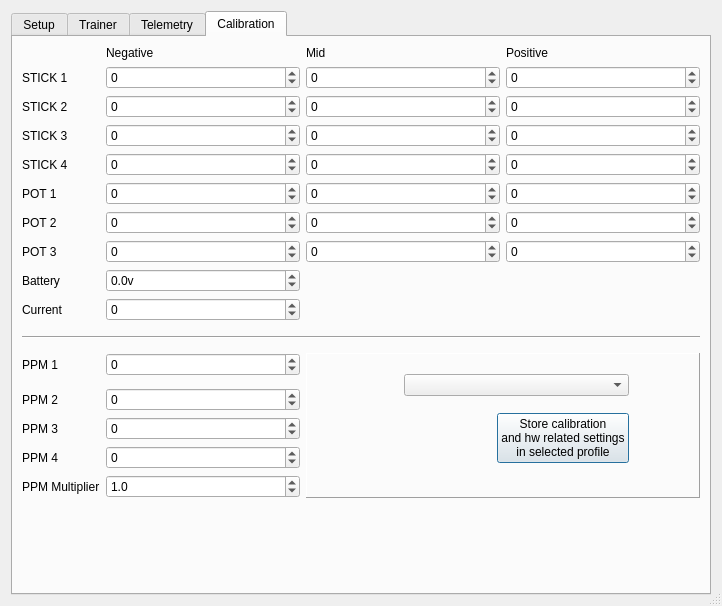
Qt form src/generaledit.ui (roberto1903/companion9x) before a commit.
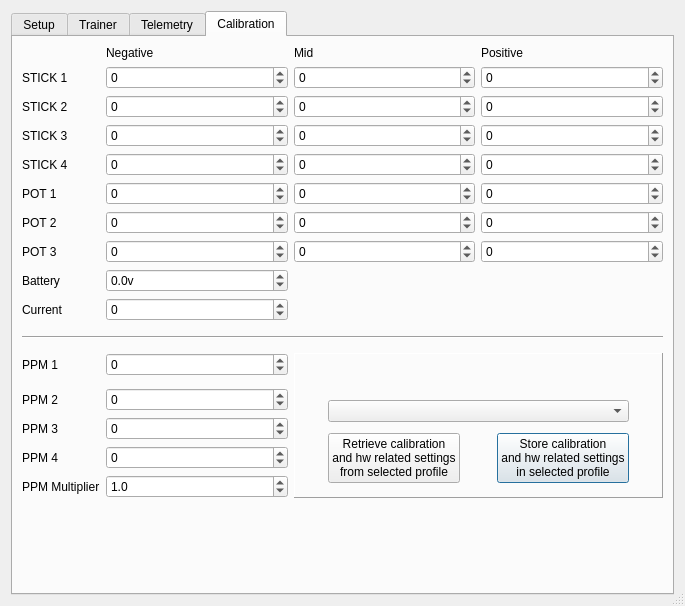
The same form after that commit. The open tabs and pages were chosen to show the change. Icons and pictures are not drawn.

Commit message: Retrieve calibration from profile's slots in general edit window

What changed in the file:
```diff
--- a/src/generaledit.ui
+++ b/src/generaledit.ui
@@ -6,10 +6,16 @@
    <rect>
     <x>0</x>
     <y>0</y>
-    <width>722</width>
-    <height>589</height>
+    <width>624</width>
+    <height>583</height>
    </rect>
   </property>
+  <property name="sizePolicy">
+   <sizepolicy hsizetype="Preferred" vsizetype="Minimum">
+    <horstretch>0</horstretch>
+    <verstretch>0</verstretch>
+   </sizepolicy>
+  </property>
   <property name="windowTitle">
    <string>General Edit</string>
   </property>
@@ -1949,7 +1955,7 @@
       <attribute name="title">
        <string>Calibration</string>
       </attribute>
-      <layout class="QGridLayout" name="gridLayout_2" columnstretch="0,1,1,1">
+      <layout class="QGridLayout" name="gridLayout_2" rowstretch="0,0,0,0,0,0,0,0,0,0,0,0,0,0,0,0,0,1" columnstretch="0,1,1,1">
        <item row="5" column="1">
         <widget class="QSpinBox" name="ana5Neg">
          <property name="statusTip">
@@ -2506,26 +2512,25 @@
        </item>
        <item row="11" column="2" rowspan="6" colspan="2">
         <widget class="QFrame" name="frame">
+         <property name="sizePolicy">
+          <sizepolicy hsizetype="Minimum" vsizetype="Minimum">
+           <horstretch>0</horstretch>
+           <verstretch>0</verstretch>
+          </sizepolicy>
+         </property>
          <property name="frameShape">
           <enum>QFrame::Panel</enum>
          </property>
          <property name="frameShadow">
           <enum>QFrame::Raised</enum>
          </property>
-         <widget class="QWidget" name="">
-          <property name="geometry">
-           <rect>
-            <x>10</x>
-            <y>10</y>
-            <width>401</width>
-            <height>111</height>
-           </rect>
-          </property>
-          <layout class="QGridLayout" name="gridLayout_6">
-           <item row="1" column="1" colspan="2">
+         <layout class="QGridLayout" name="gridLayout_7">
+          <item row="0" column="0">
+           <layout class="QGridLayout" name="gridLayout_6" rowstretch="1,1,0,1,0">
+            <item row="1" column="1" colspan="3">
             <widget class="QComboBox" name="profile_CB"/>
            </item>
-           <item row="3" column="2">
+            <item row="3" column="3">
             <widget class="QPushButton" name="calstore_PB">
              <property name="sizePolicy">
               <sizepolicy hsizetype="Minimum" vsizetype="MinimumExpanding">
@@ -2545,84 +2550,112 @@
              <property name="orientation">
               <enum>Qt::Horizontal</enum>
              </property>
+              <property name="sizeType">
+               <enum>QSizePolicy::Expanding</enum>
+              </property>
              <property name="sizeHint" stdset="0">
               <size>
-               <width>40</width>
+                <width>10</width>
                <height>20</height>
               </size>
              </property>
             </spacer>
            </item>
-           <item row="3" column="3">
+            <item row="3" column="4">
             <spacer name="horizontalSpacer_4">
              <property name="orientation">
               <enum>Qt::Horizontal</enum>
              </property>
              <property name="sizeHint" stdset="0">
               <size>
-               <width>40</width>
+                <width>10</width>
                <height>20</height>
               </size>
              </property>
             </spacer>
            </item>
-           <item row="4" column="2">
-            <spacer name="verticalSpacer_5">
-             <property name="orientation">
-              <enum>Qt::Vertical</enum>
-             </property>
-             <property name="sizeHint" stdset="0">
-              <size>
-               <width>20</width>
-               <height>40</height>
-              </size>
-             </property>
-            </spacer>
-           </item>
-           <item row="0" column="2">
-            <spacer name="verticalSpacer_6">
-             <property name="orientation">
-              <enum>Qt::Vertical</enum>
-             </property>
-             <property name="sizeHint" stdset="0">
-              <size>
-               <width>20</width>
-               <height>40</height>
-              </size>
-             </property>
-            </spacer>
-           </item>
-           <item row="3" column="1">
+            <item row="3" column="2">
             <spacer name="horizontalSpacer_5">
              <property name="orientation">
               <enum>Qt::Horizontal</enum>
              </property>
+              <property name="sizeType">
+               <enum>QSizePolicy::Expanding</enum>
+              </property>
              <property name="sizeHint" stdset="0">
               <size>
-               <width>40</width>
+                <width>10</width>
                <height>20</height>
               </size>
              </property>
             </spacer>
            </item>
-           <item row="2" column="1" colspan="2">
+            <item row="3" column="1">
+             <widget class="QPushButton" name="calretrieve_PB">
+              <property name="sizePolicy">
+               <sizepolicy hsizetype="Minimum" vsizetype="MinimumExpanding">
+                <horstretch>0</horstretch>
+                <verstretch>0</verstretch>
+               </sizepolicy>
+              </property>
+              <property name="text">
+               <string>Retrieve calibration
+and hw related settings
+from selected profile</string>
+              </property>
+             </widget>
+            </item>
+            <item row="4" column="1" colspan="3">
+             <spacer name="verticalSpacer_6">
+              <property name="orientation">
+               <enum>Qt::Vertical</enum>
+              </property>
+              <property name="sizeType">
+               <enum>QSizePolicy::Minimum</enum>
+              </property>
+              <property name="sizeHint" stdset="0">
+               <size>
+                <width>20</width>
+                <height>5</height>
+               </size>
+              </property>
+             </spacer>
+            </item>
+            <item row="2" column="1" colspan="3">
+             <spacer name="verticalSpacer_5">
+              <property name="orientation">
+               <enum>Qt::Vertical</enum>
+              </property>
+              <property name="sizeType">
+               <enum>QSizePolicy::MinimumExpanding</enum>
+              </property>
+              <property name="sizeHint" stdset="0">
+               <size>
+                <width>20</width>
+                <height>5</height>
+               </size>
+              </property>
+             </spacer>
+            </item>
+            <item row="0" column="1" colspan="3">
             <spacer name="verticalSpacer_7">
              <property name="orientation">
               <enum>Qt::Vertical</enum>
              </property>
+              <property name="sizeType">
+               <enum>QSizePolicy::MinimumExpanding</enum>
+              </property>
              <property name="sizeHint" stdset="0">
               <size>
                <width>20</width>
-               <height>40</height>
+                <height>5</height>
               </size>
              </property>
             </spacer>
            </item>
           </layout>
-         </widget>
-         <zorder>calstore_PB</zorder>
-         <zorder>profile_CB</zorder>
-         <zorder>calstore_PB</zorder>
+          </item>
+         </layout>
         </widget>
        </item>
       </layout>
```
Left out of the diff: 2 changed lines with no effect on the pictures. Lines whose indentation alone changed are shown as unchanged. The commit also changes 2 other files.
